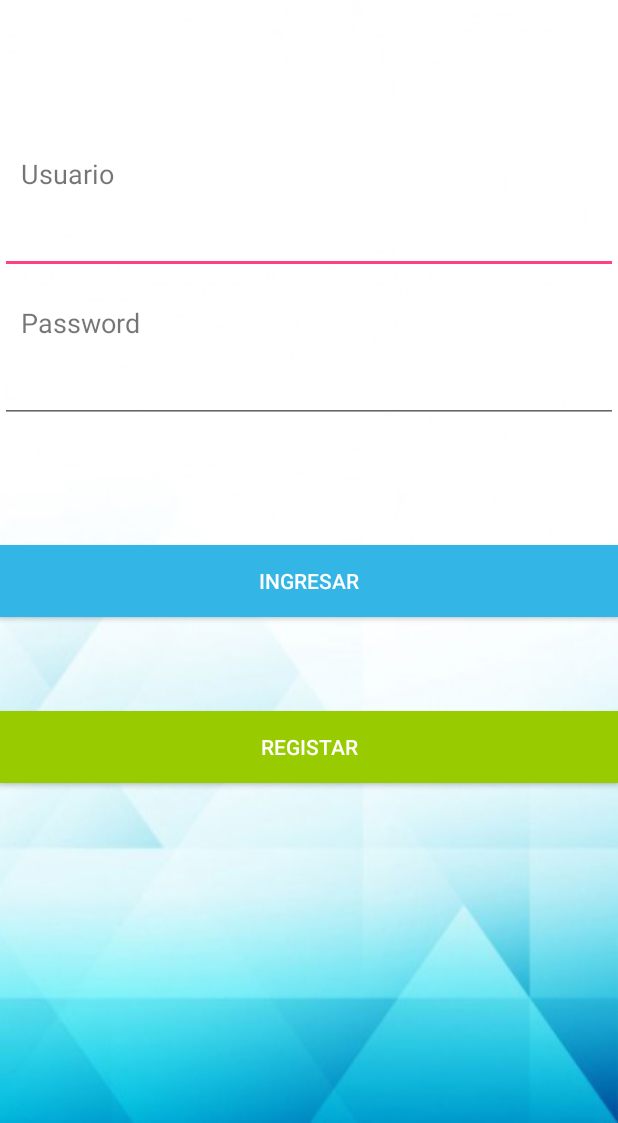
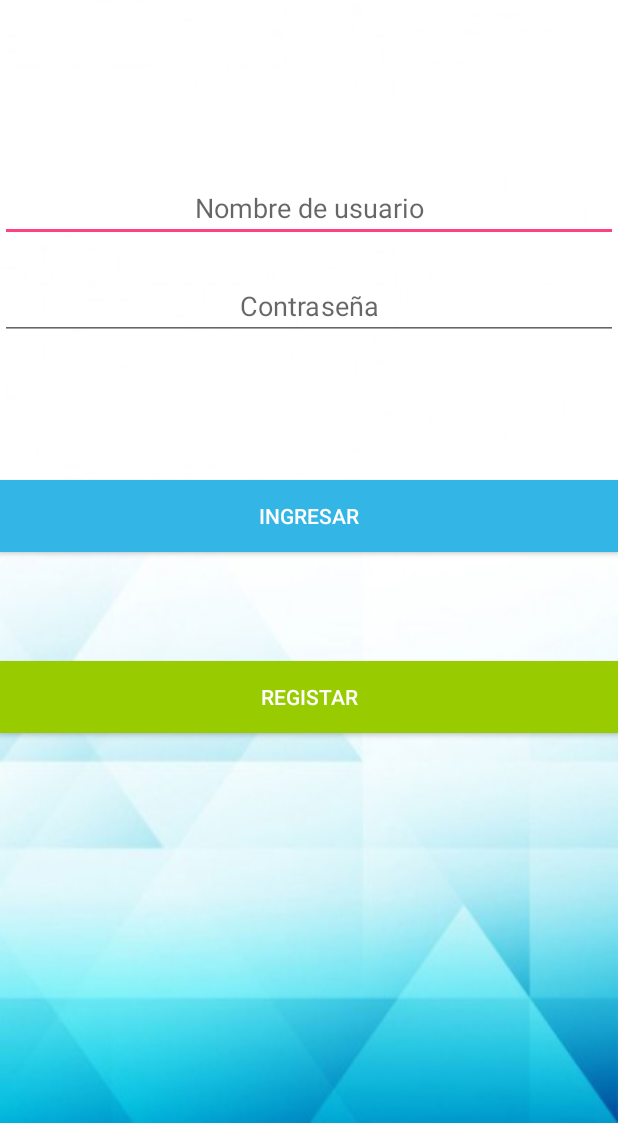
Before and after one commit to LauraPosada/HeilHealthyProyectoFinal, an Android app: the screen it shows after launch (MainActivity), on a phone screen of 412 x 824 dp, the part 113-1236 px from its top. Run offline under Robolectric (Android 15) with nearby library versions, the phone set to English and light mode, and no system bars.

Commit message:
combo sita

```diff
--- a/app/src/main/res/layout/activity_citas_fecha_medico.xml
+++ b/app/src/main/res/layout/activity_citas_fecha_medico.xml
@@ -18,5 +18,6 @@
         android:id="@+id/listcitafecha"
         android:layout_width="match_parent"
         android:layout_height="match_parent"
-        android:layout_weight="1" />
+        android:layout_weight="1"
+        android:background="@color/colorPrimary" />
 </LinearLayout>
--- a/app/src/main/res/layout/activity_main.xml
+++ b/app/src/main/res/layout/activity_main.xml
@@ -43,36 +43,26 @@
         android:layout_width="match_parent"
         android:layout_height="24dp" />
 
-    <TextView
-        android:id="@+id/tvUsuario"
-        android:layout_width="match_parent"
-        android:layout_height="34dp"
-        android:text="   Usuario"
-        android:textSize="18sp" />
-
     <EditText
         android:id="@+id/etUsuarioLogin"
         android:layout_width="match_parent"
         android:layout_height="wrap_content"
         android:ems="10"
+        android:hint="Nombre de usuario"
+        android:textAlignment="center"
         android:inputType="textPersonName" />
 
     <Space
         android:layout_width="match_parent"
         android:layout_height="20dp" />
 
-    <TextView
-        android:id="@+id/tvPassword"
-        android:layout_width="match_parent"
-        android:layout_height="34dp"
-        android:text="   Password"
-        android:textSize="18sp" />
-
     <EditText
         android:id="@+id/etPasswordLogin"
         android:layout_width="match_parent"
         android:layout_height="wrap_content"
         android:ems="10"
+        android:hint="Contraseña"
+        android:textAlignment="center"
         android:inputType="textPassword" />
 
 
--- a/app/src/main/res/values/colors.xml
+++ b/app/src/main/res/values/colors.xml
@@ -1,6 +1,6 @@
 <?xml version="1.0" encoding="utf-8"?>
 <resources>
-    <color name="colorPrimary">#3F51B5</color>
+    <color name="colorPrimary">#ebebeb</color>
     <color name="colorPrimaryDark">#303F9F</color>
-    <color name="colorAccent">#FF4081</color>
+    <color name="colorAccent">#ff4081</color>
 </resources>
```
Also changed, not shown: app/src/main/java/com/example/tecnosystem/heilhealthy/CitasFechaMedico.java (+78 -0 lines).
